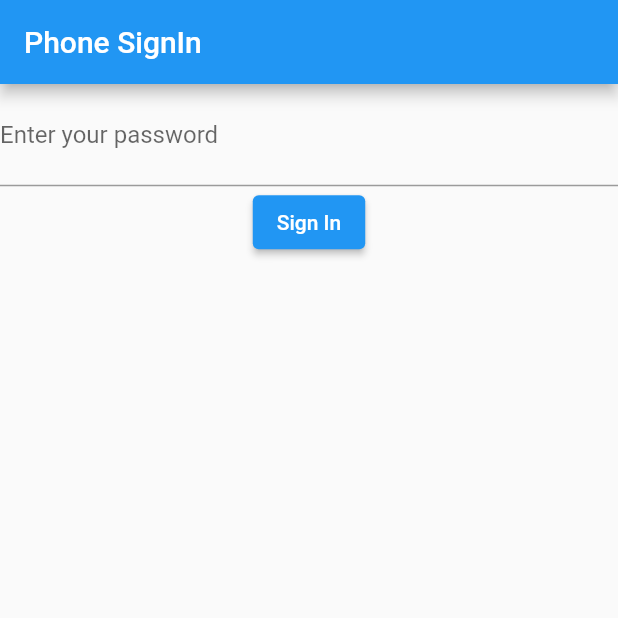
After one commit to MahmoudYoussefSdiek/Firebase_with_Getx, a Flutter app: the screen it shows after launch, after a tap on "Phone Sign In", on a phone screen of 412 x 824 dp, the top half of it. The commit adds this screen. Run offline on Flutter 3.47's test engine with Material 2 defaults, Android fonts, the phone set to English and light mode, and no system bars; our stand-ins replace firebase_auth, firebase_core, get; accounts and stored records are empty; network calls fail.

Commit message:
Phone Number

```diff
--- /dev/null
+++ b/lib/getx/controller/otp_controller.dart
@@ -0,0 +1,5 @@
+import 'package:get/get.dart';
+
+class OTPController extends GetxController {
+  static OTPController get instance => Get.find();
+}
--- a/lib/getx/controller/sign_up_controller.dart
+++ b/lib/getx/controller/sign_up_controller.dart
@@ -10,12 +10,24 @@ class SignUpController extends GetxController {
   final password = TextEditingController();
   final phoneNumber = TextEditingController();
 
-  // SignUp Method (register)
+  // Phone Sign In. take phone number from UI
+  phoneSignIn(String phoneNumber) {
+    AuthenticationRepository.instance.phoneAuthentication(phoneNumber);
+  }
+
+  // SignUp Method (register). take email and password from UI
   registerUser(String email, String password) {
     AuthenticationRepository.instance
         .createUserWithEmailAndPassword(email, password);
   }
 
+  // Log In. take email and password from UI
+  logUserIn(String email, String password) {
+    AuthenticationRepository.instance
+        .logInUserWithEmailAndPassword(email, password);
+  }
+
+  // Log Out
   logOut() {
     AuthenticationRepository.instance.logOut();
   }
--- /dev/null
+++ b/lib/pages/phone_sign_in_page.dart
@@ -0,0 +1,47 @@
+import 'package:firebase_authentication/getx/controller/sign_up_controller.dart';
+import 'package:flutter/material.dart';
+import 'package:get/get.dart';
+
+class PhoneSignInPage extends StatelessWidget {
+  const PhoneSignInPage({Key? key}) : super(key: key);
+
+  @override
+  Widget build(BuildContext context) {
+    final controller = Get.put(SignUpController());
+    final formKey = GlobalKey<FormState>();
+
+    return Scaffold(
+      appBar: AppBar(
+        title: const Text('Phone SignIn'),
+      ),
+      body: SingleChildScrollView(
+        child: Form(
+          key: formKey,
+          child: Column(
+            mainAxisAlignment: MainAxisAlignment.start,
+            children: [
+              TextFormField(
+                controller: controller.phoneNumber,
+                decoration: const InputDecoration(
+                  label: Text('Enter your password'),
+                  prefix: Icon(Icons.phone_android_outlined),
+                ),
+              ),
+              ElevatedButton(
+                onPressed: () {
+                  if (formKey.currentState!.validate()) {
+                    controller.phoneSignIn(controller.phoneNumber.text.trim());
+                    // SignUpController.instance.registerUser(
+                    //     controller.email.text.trim(),
+                    //     controller.password.text.trim());
+                  }
+                },
+                child: const Text('Sign In'),
+              ),
+            ],
+          ),
+        ),
+      ),
+    );
+  }
+}
--- a/lib/sign_page.dart
+++ b/lib/pages/sign_page.dart
@@ -1,4 +1,5 @@
 import 'package:firebase_authentication/getx/controller/sign_up_controller.dart';
+import 'package:firebase_authentication/pages/phone_sign_in_page.dart';
 import 'package:flutter/material.dart';
 import 'package:get/get.dart';
 
@@ -53,6 +54,30 @@ class SignPage extends StatelessWidget {
                   },
                   child: const Text('Sign In'),
                 ),
+                const SizedBox(
+                  height: 20,
+                ),
+                ElevatedButton(
+                  onPressed: () {
+                    if (formKey.currentState!.validate()) {
+                      controller.logUserIn(controller.email.text.trim(),
+                          controller.password.text.trim());
+                      // SignUpController.instance.registerUser(
+                      //     controller.email.text.trim(),
+                      //     controller.password.text.trim());
+                    }
+                  },
+                  child: const Text('Log In'),
+                ),
+                const SizedBox(
+                  height: 20,
+                ),
+                TextButton(
+                  onPressed: () {
+                    Get.offAll(() => const PhoneSignInPage());
+                  },
+                  child: const Text('Phone Sign In'),
+                ),
               ],
             ),
           ),
```
Also changed, not shown: lib/firebase/authentication_repository.dart (+35 -4 lines), lib/pages/otp_page.dart (added, +26 -0 lines), lib/firebase_options.dart, lib/pages/home_page.dart (renamed from lib/home_page.dart), 1 other file.
